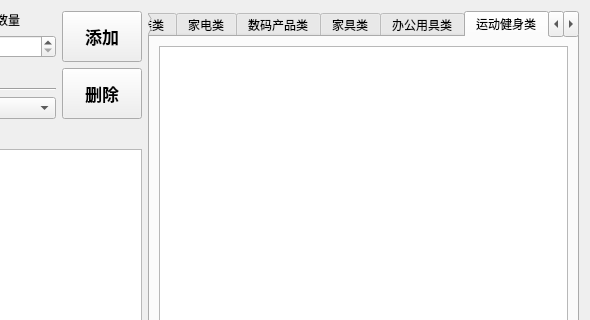
Above: view/manager/widgetcashiermanager.ui from ylxcvvan/Supermarket-Commodity-Management-System before the change; both pictures show x 169 to 759 and y 0 to 320 of the 759 by 478 pixel window. Below: the same form after it.
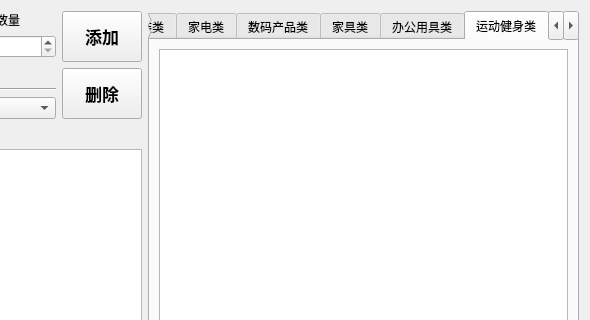
That is the form after the change. The open tabs and pages were chosen to show the change. Custom widgets are drawn as their Qt base class.

```diff
--- a/view/manager/widgetcashiermanager.ui
+++ b/view/manager/widgetcashiermanager.ui
@@ -168,6 +168,11 @@
     <layout class="QVBoxLayout" name="verticalLayoutRight" stretch="0,0">
      <item>
       <widget class="QTabWidget" name="tabWidget">
+       <property name="font">
+        <font>
+         <family>微软雅黑</family>
+        </font>
+       </property>
        <property name="currentIndex">
         <number>0</number>
        </property>
```
Left out of the diff: 12 changed lines with no effect on the pictures.
